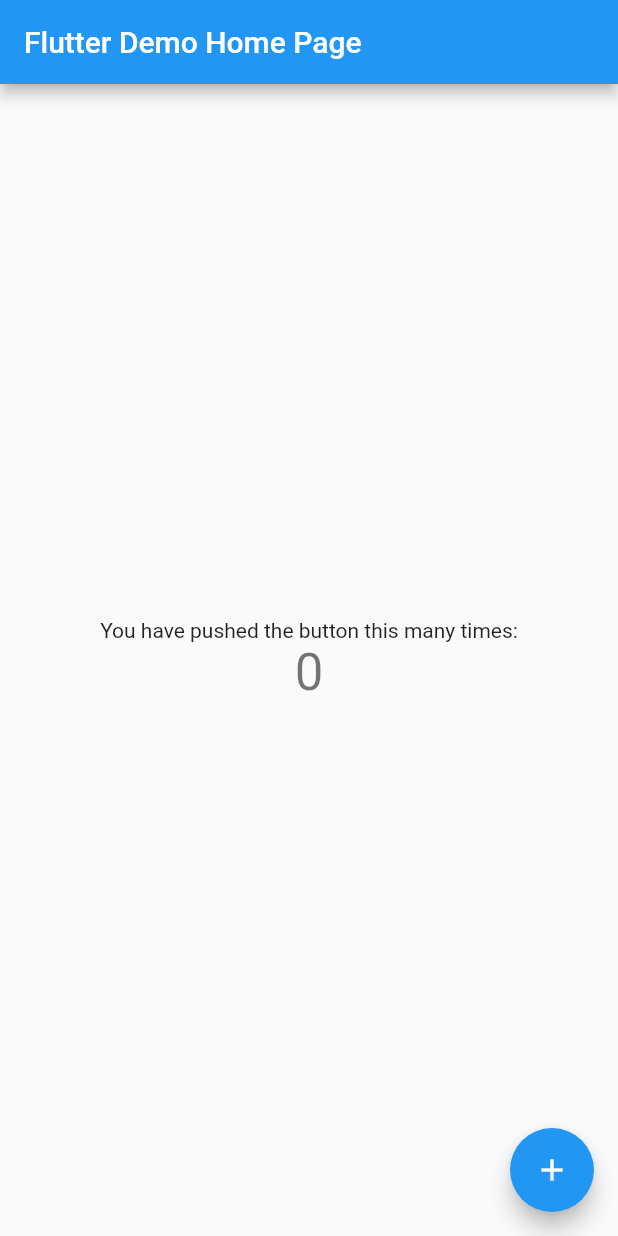
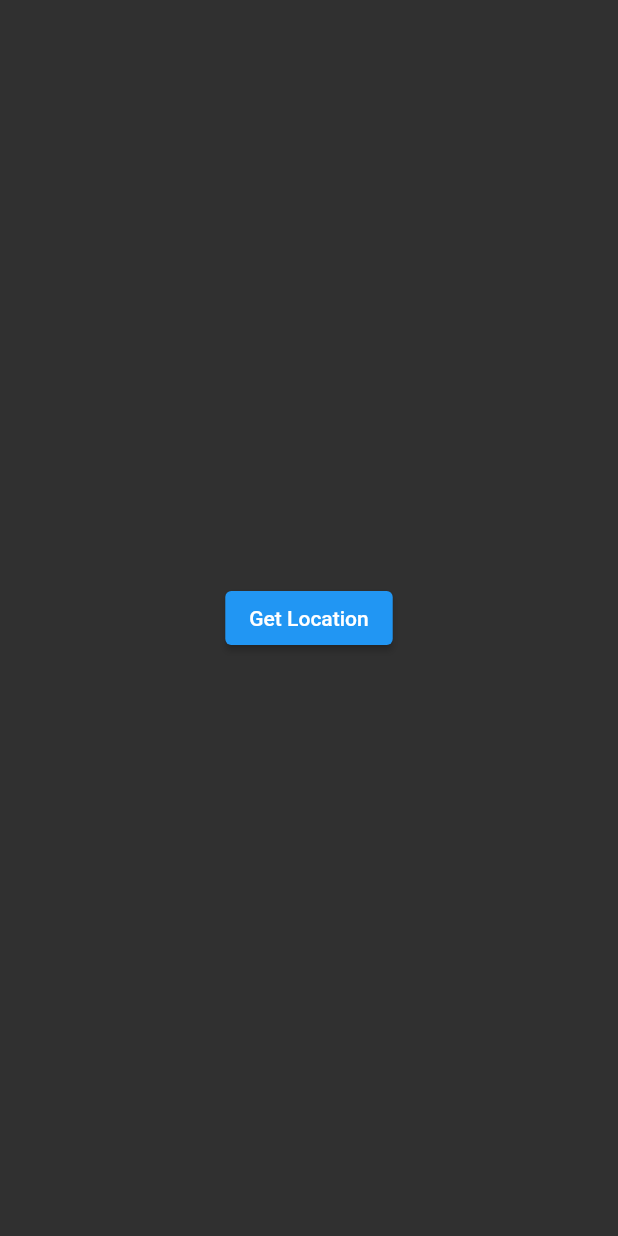
Before and after one commit to edsson-madrigal/flutter_project6_weather, a Flutter app: the screen it shows after launch, on a phone screen of 412 x 824 dp. Run offline on Flutter 3.47's test engine with Material 2 defaults, Android fonts, the phone set to English and light mode, and no system bars.

Commit message:
blank project

```diff
--- a/lib/main.dart
+++ b/lib/main.dart
@@ -1,115 +1,16 @@
+// ignore_for_file: use_key_in_widget_constructors
+
 import 'package:flutter/material.dart';
+import 'package:flutter_project6_weather/screens/loading_screen.dart';
 
-void main() {
-  runApp(const MyApp());
-}
+void main() => runApp(MyApp());
 
 class MyApp extends StatelessWidget {
-  const MyApp({Key? key}) : super(key: key);
-
-  // This widget is the root of your application.
   @override
   Widget build(BuildContext context) {
     return MaterialApp(
-      title: 'Flutter Demo',
-      theme: ThemeData(
-        // This is the theme of your application.
-        //
-        // Try running your application with "flutter run". You'll see the
-        // application has a blue toolbar. Then, without quitting the app, try
-        // changing the primarySwatch below to Colors.green and then invoke
-        // "hot reload" (press "r" in the console where you ran "flutter run",
-        // or simply save your changes to "hot reload" in a Flutter IDE).
-        // Notice that the counter didn't reset back to zero; the application
-        // is not restarted.
-        primarySwatch: Colors.blue,
-      ),
-      home: const MyHomePage(title: 'Flutter Demo Home Page'),
+      theme: ThemeData.dark(),
+      home: LoadingScreen(),
     );
   }
 }
-
-class MyHomePage extends StatefulWidget {
-  const MyHomePage({Key? key, required this.title}) : super(key: key);
-
-  // This widget is the home page of your application. It is stateful, meaning
-  // that it has a State object (defined below) that contains fields that affect
-  // how it looks.
-
-  // This class is the configuration for the state. It holds the values (in this
-  // case the title) provided by the parent (in this case the App widget) and
-  // used by the build method of the State. Fields in a Widget subclass are
-  // always marked "final".
-
-  final String title;
-
-  @override
-  State<MyHomePage> createState() => _MyHomePageState();
-}
-
-class _MyHomePageState extends State<MyHomePage> {
-  int _counter = 0;
-
-  void _incrementCounter() {
-    setState(() {
-      // This call to setState tells the Flutter framework that something has
-      // changed in this State, which causes it to rerun the build method below
-      // so that the display can reflect the updated values. If we changed
-      // _counter without calling setState(), then the build method would not be
-      // called again, and so nothing would appear to happen.
-      _counter++;
-    });
-  }
-
-  @override
-  Widget build(BuildContext context) {
-    // This method is rerun every time setState is called, for instance as done
-    // by the _incrementCounter method above.
-    //
-    // The Flutter framework has been optimized to make rerunning build methods
-    // fast, so that you can just rebuild anything that needs updating rather
-    // than having to individually change instances of widgets.
-    return Scaffold(
-      appBar: AppBar(
-        // Here we take the value from the MyHomePage object that was created by
-        // the App.build method, and use it to set our appbar title.
-        title: Text(widget.title),
-      ),
-      body: Center(
-        // Center is a layout widget. It takes a single child and positions it
-        // in the middle of the parent.
-        child: Column(
-          // Column is also a layout widget. It takes a list of children and
-          // arranges them vertically. By default, it sizes itself to fit its
-          // children horizontally, and tries to be as tall as its parent.
-          //
-          // Invoke "debug painting" (press "p" in the console, choose the
-          // "Toggle Debug Paint" action from the Flutter Inspector in Android
-          // Studio, or the "Toggle Debug Paint" command in Visual Studio Code)
-          // to see the wireframe for each widget.
-          //
-          // Column has various properties to control how it sizes itself and
-          // how it positions its children. Here we use mainAxisAlignment to
-          // center the children vertically; the main axis here is the vertical
-          // axis because Columns are vertical (the cross axis would be
-          // horizontal).
-          mainAxisAlignment: MainAxisAlignment.center,
-          children: <Widget>[
-            const Text(
-              'You have pushed the button this many times:',
-            ),
-            Text(
-              '$_counter',
-              style: Theme.of(context).textTheme.headline4,
-            ),
-          ],
-        ),
-      ),
-      floatingActionButton: FloatingActionButton(
-        onPressed: _incrementCounter,
-        tooltip: 'Increment',
-        child: const Icon(Icons.add),
-      ), // This trailing comma makes auto-formatting nicer for build methods.
-    );
-  }
-}
--- /dev/null
+++ b/lib/screens/loading_screen.dart
@@ -0,0 +1,24 @@
+// ignore_for_file: use_key_in_widget_constructors, prefer_const_constructors
+
+import 'package:flutter/material.dart';
+
+class LoadingScreen extends StatefulWidget {
+  @override
+  State<LoadingScreen> createState() => _LoadingScreenState();
+}
+
+class _LoadingScreenState extends State<LoadingScreen> {
+  @override
+  Widget build(BuildContext context) {
+    return Scaffold(
+      body: Center(
+        child: ElevatedButton(
+          onPressed: () {
+            //Get the current location
+          },
+          child: Text('Get Location'),
+        ),
+      ),
+    );
+  }
+}
```
Also changed, not shown: lib/screens/city_screen.dart (added, +53 -0 lines), lib/screens/location_screen.dart (added, +78 -0 lines), lib/services/weather.dart (added, +33 -0 lines), lib/utilities/constants.dart (added, +20 -0 lines), pubspec.yaml (+8 -7 lines), fonts/SpartanMB-Black.otf (added), images/city_background.jpg (added), images/location_background.jpg (added), lib/services/location.dart (added), lib/services/networking.dart (added), 1 other file.
